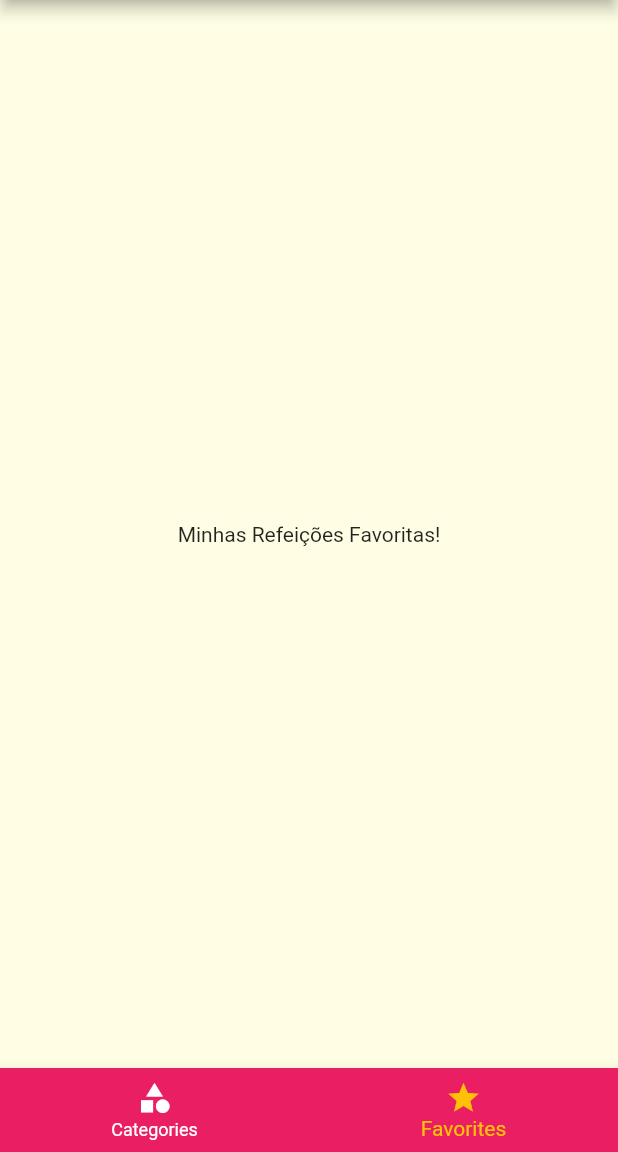
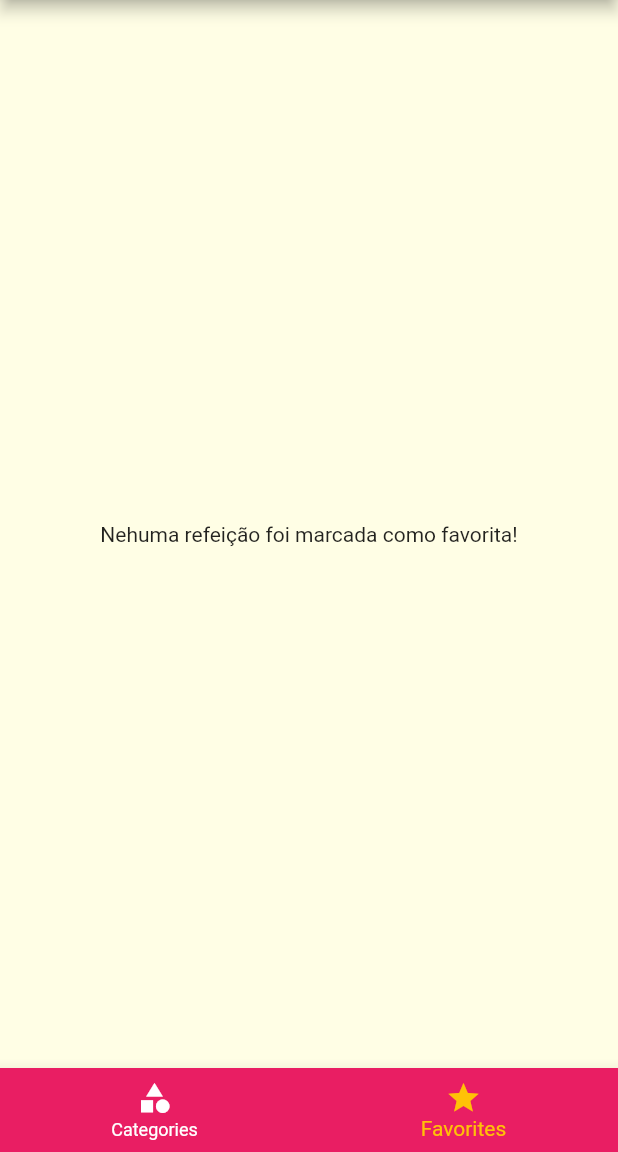
Before and after one commit to guerder/meals, a Flutter app: the screen it shows after launch, item 2 of the bottom bar chosen, on a phone screen of 412 x 824 dp, the part 84-1236 px from its top. Run offline on Flutter 3.47's test engine with Material 2 defaults, Android fonts, the phone set to English and light mode, and no system bars.

Commit message:
implemented actions to add and remove item from the favorites list

```diff
--- a/lib/main.dart
+++ b/lib/main.dart
@@ -17,6 +17,7 @@ class MyApp extends StatefulWidget {
 
 class _MyAppState extends State<MyApp> {
   List<Meal> _avaliableMeals = DUMMY_MEALS;
+  List<Meal> _favoriteMeals = [];
   Settings settings = Settings();
 
   void _filterMeals(Settings settings) {
@@ -33,6 +34,18 @@ class _MyAppState extends State<MyApp> {
             !filterVegetarian;
       }).toList();
     });
+  }
+
+  _toggleFavorite(Meal meal) {
+    setState(() {
+      _favoriteMeals.contains(meal)
+          ? _favoriteMeals.remove(meal)
+          : _favoriteMeals.add(meal);
+    });
+  }
+
+  bool isFavorite(Meal meal) {
+    return _favoriteMeals.contains(meal);
   }
 
   @override
@@ -53,10 +66,11 @@ class _MyAppState extends State<MyApp> {
             ),
       ),
       routes: {
-        AppRoutes.HOME: (_) => TabsScreen(),
+        AppRoutes.HOME: (_) => TabsScreen(_favoriteMeals),
         AppRoutes.CATEGORIES_MEALS: (_) =>
             CategoriesMealsScreen(_avaliableMeals),
-        AppRoutes.MEAL_DETAIL: (_) => MealDetailScreen(),
+        AppRoutes.MEAL_DETAIL: (_) =>
+            MealDetailScreen(_toggleFavorite, isFavorite),
         AppRoutes.SETTINGS: (_) => SettingsScreen(settings, _filterMeals),
       },
     );
--- a/lib/screens/favorite_screen.dart
+++ b/lib/screens/favorite_screen.dart
@@ -1,10 +1,24 @@
 import 'package:flutter/material.dart';
+import 'package:meals/components/meal_item.dart';
+import 'package:meals/models/meal.dart';
 
 class FavoriteScreen extends StatelessWidget {
+  final List<Meal> favoriteMeals;
+
+  const FavoriteScreen(this.favoriteMeals);
+
   @override
   Widget build(BuildContext context) {
-    return Center(
-      child: Text('Minhas Refeições Favoritas!'),
-    );
+    if (favoriteMeals.isEmpty) {
+      return Center(
+        child: Text('Nehuma refeição foi marcada como favorita!'),
+      );
+    } else {
+      return ListView.builder(
+          itemCount: favoriteMeals.length,
+          itemBuilder: (_, index) {
+            return MealItem(favoriteMeals[index]);
+          });
+    }
   }
 }
--- a/lib/screens/tabs_screen.dart
+++ b/lib/screens/tabs_screen.dart
@@ -1,19 +1,38 @@
 import 'package:flutter/material.dart';
 import 'package:meals/components/main_drawer.dart';
+import 'package:meals/models/meal.dart';
 import 'package:meals/screens/categories_screen.dart';
 import 'package:meals/screens/favorite_screen.dart';
 
 class TabsScreen extends StatefulWidget {
+  final List<Meal> favoriteMeals;
+
+  const TabsScreen(this.favoriteMeals);
+
   @override
   _TabsScreenState createState() => _TabsScreenState();
 }
 
 class _TabsScreenState extends State<TabsScreen> {
   int _selectedScreenIndex = 0;
-  final List<Map<String, Object>> _screens = [
-    {'title': 'Lista de Categorias', 'screen': CategoriesScreen()},
-    {'title': 'Favoritos', 'screen': FavoriteScreen()},
-  ];
+  List<Map<String, Object>> _screens;
+
+  @override
+  void initState() {
+    super.initState();
+    setState(() {
+      _screens = [
+        {
+          'title': 'Lista de Categorias',
+          'screen': CategoriesScreen(),
+        },
+        {
+          'title': 'Favoritos',
+          'screen': FavoriteScreen(widget.favoriteMeals),
+        },
+      ];
+    });
+  }
 
   _selectScreen(int index) {
     setState(() {
```
Also changed, not shown: lib/screens/meal_detail_screen.dart (+11 -0 lines).
